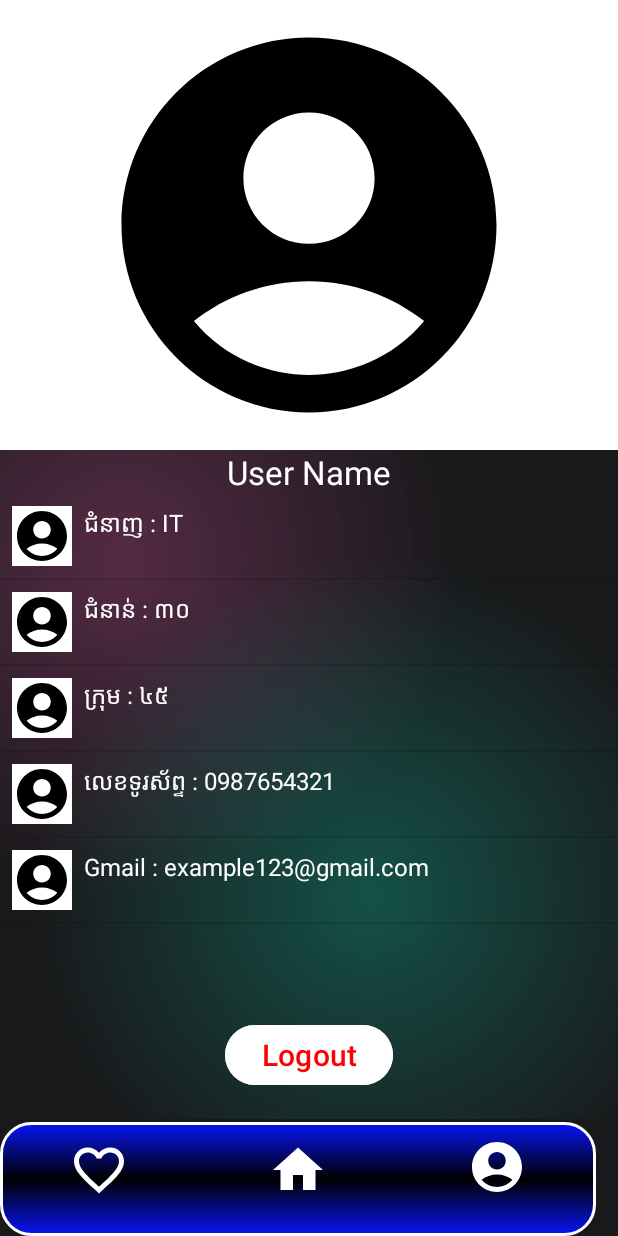
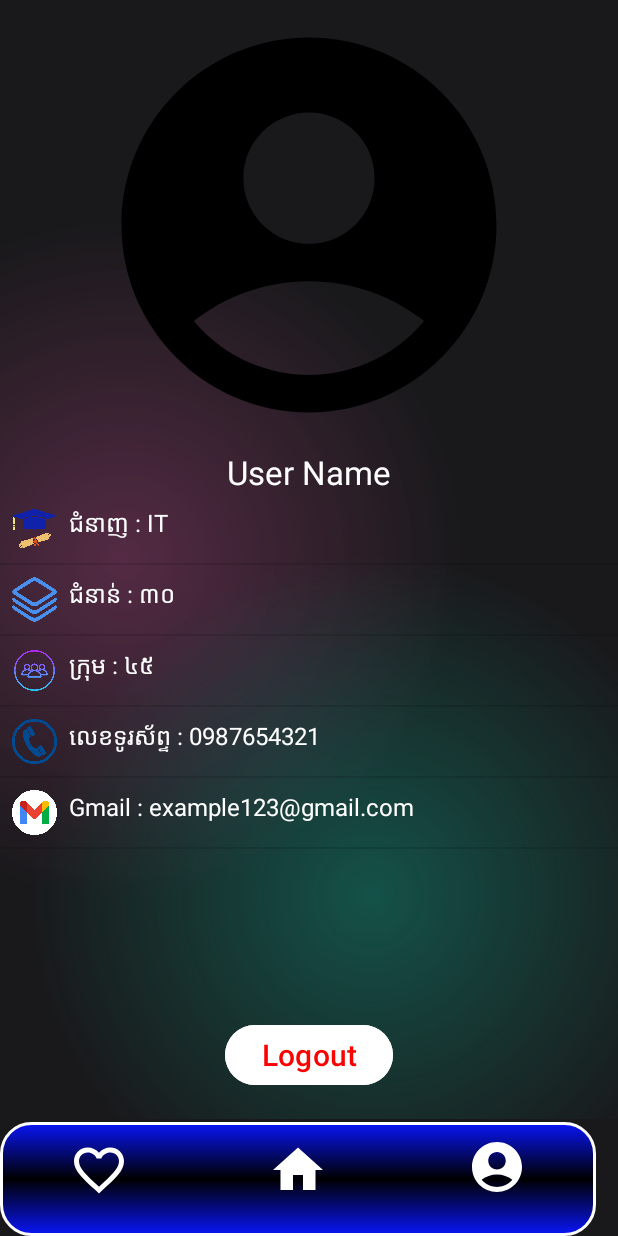
Before and after one commit to PhalKanhaPK/ThesisNUM, an Android app: the screen it shows after launch (HomeActivity), item 3 of the bottom bar chosen, on a phone screen of 412 x 824 dp. Run offline under Robolectric (Android 15) with nearby library versions, the phone set to English and light mode, and no system bars.

Commit message:
edit file

```diff
--- a/app/src/main/java/com/example/numthesis/AccountFragment.kt
+++ b/app/src/main/java/com/example/numthesis/AccountFragment.kt
@@ -26,11 +26,11 @@ class AccountFragment : Fragment() {
         }
 
         val countries = listOf(
-            Country(R.drawable.baseline_account_circle_24, "ជំនាញ : IT"),
-            Country(R.drawable.baseline_account_circle_24, "ជំនាន់ : ៣០"),
-            Country(R.drawable.baseline_account_circle_24, "ក្រុម : ៤៥"),
-            Country(R.drawable.baseline_account_circle_24, "លេខទូរស័ព្ទ : 0987654321"),
-            Country(R.drawable.baseline_account_circle_24, "Gmail : example123@gmail.com")
+            Country(R.drawable.major, "ជំនាញ : IT"),
+            Country(R.drawable.level, "ជំនាន់ : ៣០"),
+            Country(R.drawable.group, "ក្រុម : ៤៥"),
+            Country(R.drawable.phone, "លេខទូរស័ព្ទ : 0987654321"),
+            Country(R.drawable.gmail, "Gmail : example123@gmail.com")
         )
 
         val listView: ListView = view.findViewById(R.id.ListView_userInfo)
--- a/app/src/main/res/layout/fragment_account.xml
+++ b/app/src/main/res/layout/fragment_account.xml
@@ -20,7 +20,6 @@
                 android:layout_width="match_parent"
                 android:layout_height="300dp"
                 android:layout_gravity="center"
-                android:background="@color/white"
                 android:src="@drawable/baseline_account_circle_24" />
 
             <TextView
--- a/app/src/main/res/layout/item_country.xml
+++ b/app/src/main/res/layout/item_country.xml
@@ -7,10 +7,9 @@
 
     <ImageView
         android:id="@+id/flagImageView"
-        android:layout_width="40dp"
-        android:layout_height="40dp"
-        android:layout_marginEnd="8dp"
-        android:background="@color/white"/>
+        android:layout_width="30dp"
+        android:layout_height="30dp"
+        android:layout_marginEnd="8dp"/>
     <TextView
         android:id="@+id/countryNameTextView"
         android:layout_width="wrap_content"
```
Also changed, not shown: app/src/main/res/drawable/gmail.png (added), app/src/main/res/drawable/group.png (added), app/src/main/res/drawable/level.png (added), app/src/main/res/drawable/major.png (added), app/src/main/res/drawable/phone.png (added).
